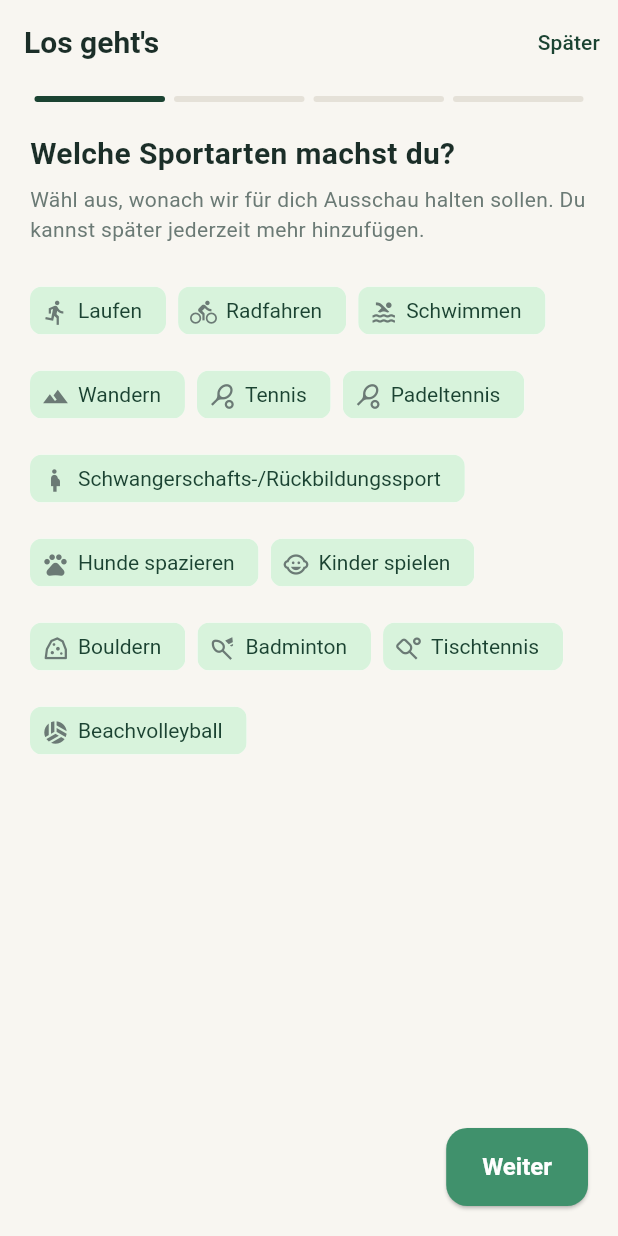
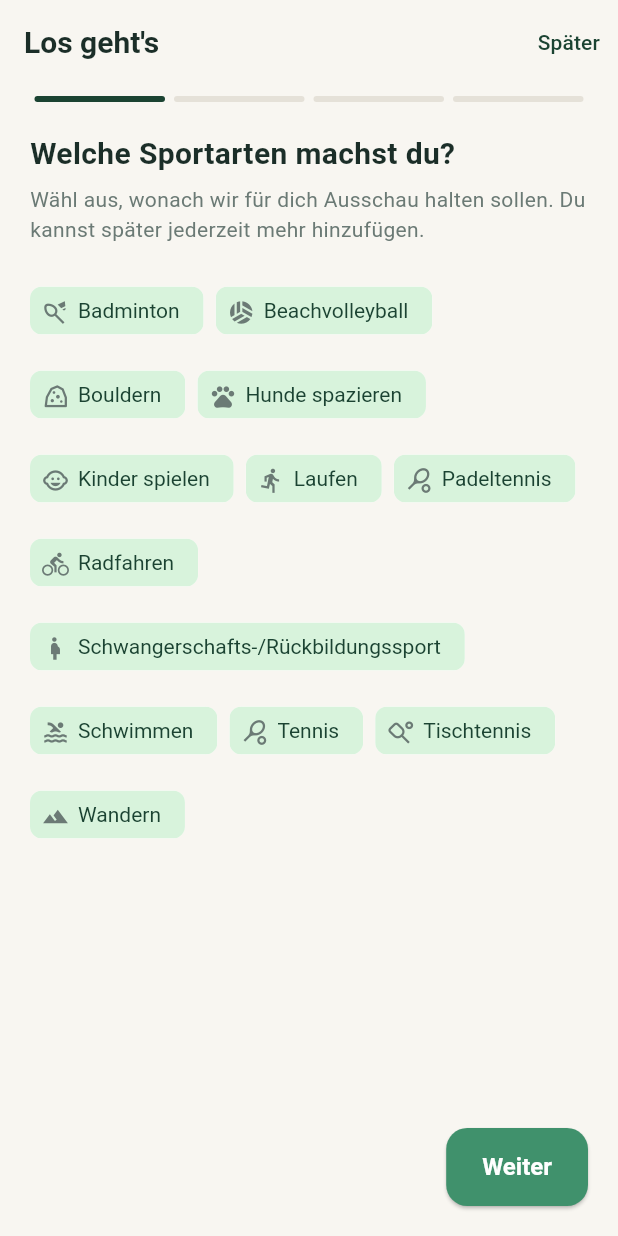
Before and after one commit to melinakunkel/PaceMatch, a Flutter app: the OnboardingWizardScreen screen opened by its route, on a phone screen of 412 x 824 dp. Run offline on Flutter 3.47's test engine with Material 3 defaults, Android fonts, the phone set to English and light mode, and no system bars; our stand-ins replace flutter_dotenv, flutter_map, go_router, image_picker, latlong2, shared_preferences and 2 more; missing offline and left inert: dart:js_interop; accounts and stored records are empty; network calls fail.

Commit message:
Sort sport pick lists and filters alphabetically
By the displayed name, so it's right in German and English. The home grid
keeps the user's own order.

Co-Authored-By: Claude Opus 5.5 <noreply@anthropic.com>
Claude-Session: https://claude.ai/code/session_01Ea9r8VGpDf7DY7pxTu84EK

```diff
--- a/lib/models/sport_type.dart
+++ b/lib/models/sport_type.dart
@@ -25,6 +25,20 @@ enum SportType {
   /// — everything except the [sonstige] fallback.
   static List<SportType> get selectable =>
       values.where((s) => s != sonstige).toList();
+
+  /// [selectable] in alphabetical order of the displayed name (so it's
+  /// right in each language) — for pick lists and filters. The home grid
+  /// keeps the user's own order instead.
+  static List<SportType> get alphabetical =>
+      selectable
+        ..sort((a, b) => _sortKey(a.label).compareTo(_sortKey(b.label)));
+
+  static String _sortKey(String label) => label
+      .toLowerCase()
+      .replaceAll('ä', 'a')
+      .replaceAll('ö', 'o')
+      .replaceAll('ü', 'u')
+      .replaceAll('ß', 'ss');
 
   static SportType fromDb(String value) => SportType.values.firstWhere(
     (s) => s.name == value,
--- a/lib/screens/discover/discover_screen.dart
+++ b/lib/screens/discover/discover_screen.dart
@@ -617,7 +617,7 @@ class _DiscoverScreenState extends State<DiscoverScreen> {
                 Wrap(
                   spacing: 8,
                   runSpacing: 8,
-                  children: SportType.selectable.map((sport) {
+                  children: SportType.alphabetical.map((sport) {
                     final selected = _sportFilter.contains(sport);
                     return FilterChip(
                       label: Text(sport.label),
@@ -797,7 +797,7 @@ class _DiscoverScreenState extends State<DiscoverScreen> {
                 Wrap(
                   spacing: 8,
                   runSpacing: 8,
-                  children: SportType.selectable.map((sport) {
+                  children: SportType.alphabetical.map((sport) {
                     final selected = _timelineSportFilter.contains(sport);
                     return FilterChip(
                       label: Text(sport.label),
--- a/lib/screens/onboarding/onboarding_wizard_screen.dart
+++ b/lib/screens/onboarding/onboarding_wizard_screen.dart
@@ -235,7 +235,7 @@ class _OnboardingWizardScreenState extends State<OnboardingWizardScreen> {
           Wrap(
             spacing: 8,
             runSpacing: 8,
-            children: SportType.selectable.map((sport) {
+            children: SportType.alphabetical.map((sport) {
               final selected = _selectedSports.contains(sport);
               return ChoiceChip(
                 label: Text(sport.label),
--- a/lib/screens/plan/new_activity_screen.dart
+++ b/lib/screens/plan/new_activity_screen.dart
@@ -329,7 +329,7 @@ class _NewActivityScreenState extends State<NewActivityScreen> {
               // "Weitere" is only kept when editing an old sport time
               // that already uses it.
               sports: [
-                ...SportType.selectable,
+                ...SportType.alphabetical,
                 if (_sport == SportType.sonstige) SportType.sonstige,
               ],
               onChanged: (sport) => setState(() {
--- a/lib/widgets/sport_picker_field.dart
+++ b/lib/widgets/sport_picker_field.dart
@@ -18,11 +18,11 @@ class SportPickerField extends StatelessWidget {
   final SportType value;
   final ValueChanged<SportType> onChanged;
 
-  /// Defaults to every selectable sport.
+  /// Defaults to every selectable sport, alphabetically.
   final List<SportType>? sports;
 
   Future<void> _open(BuildContext context) async {
-    final options = sports ?? SportType.selectable;
+    final options = sports ?? SportType.alphabetical;
     final picked = await showModalBottomSheet<SportType>(
       context: context,
       isScrollControlled: true,
```
Also changed, not shown: 1 other file.
